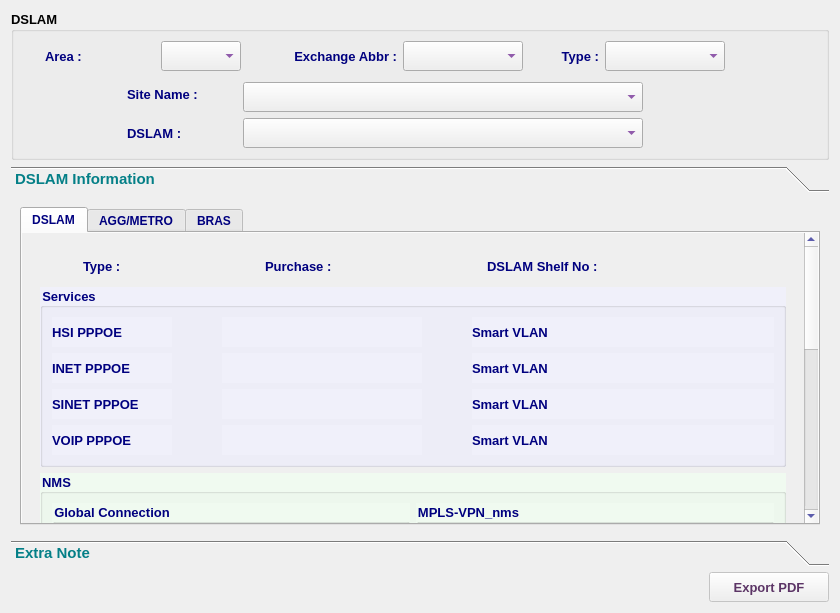
Above: mainPanel/menu/report/DSLAM/reportdslamdialog.ui from samad-ghanbari/DaNet before the change. Below: the same form after it.
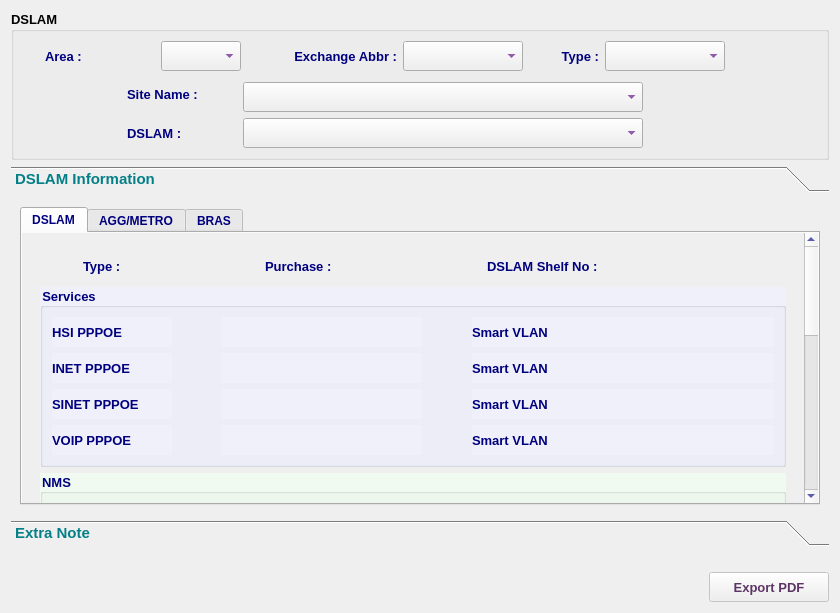
That is the form after the change. Icons and pictures are not drawn.

```diff
--- a/mainPanel/menu/report/DSLAM/reportdslamdialog.ui
+++ b/mainPanel/menu/report/DSLAM/reportdslamdialog.ui
@@ -543,7 +543,7 @@
         <x>0</x>
         <y>0</y>
         <width>822</width>
-        <height>334</height>
+        <height>328</height>
        </rect>
       </property>
       <attribute name="label">
@@ -3680,6 +3680,19 @@
      </widget>
     </widget>
    </item>
+   <item>
+    <spacer name="verticalSpacer_4">
+     <property name="orientation">
+      <enum>Qt::Orientation::Vertical</enum>
+     </property>
+     <property name="sizeHint" stdset="0">
+      <size>
+       <width>20</width>
+       <height>40</height>
+      </size>
+     </property>
+    </spacer>
+   </item>
    <item>
     <layout class="QHBoxLayout" name="horizontalLayout_44">
      <item>
```
Left out of the diff: 2 changed lines with no effect on the pictures.
